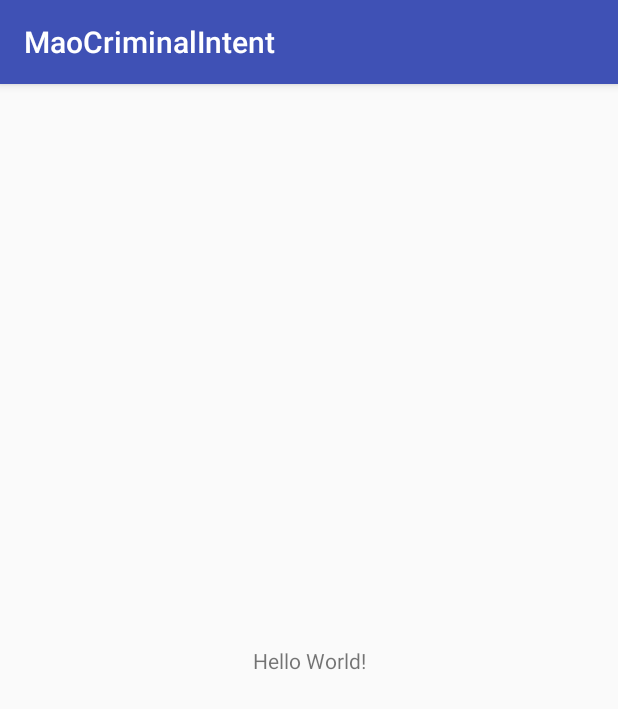
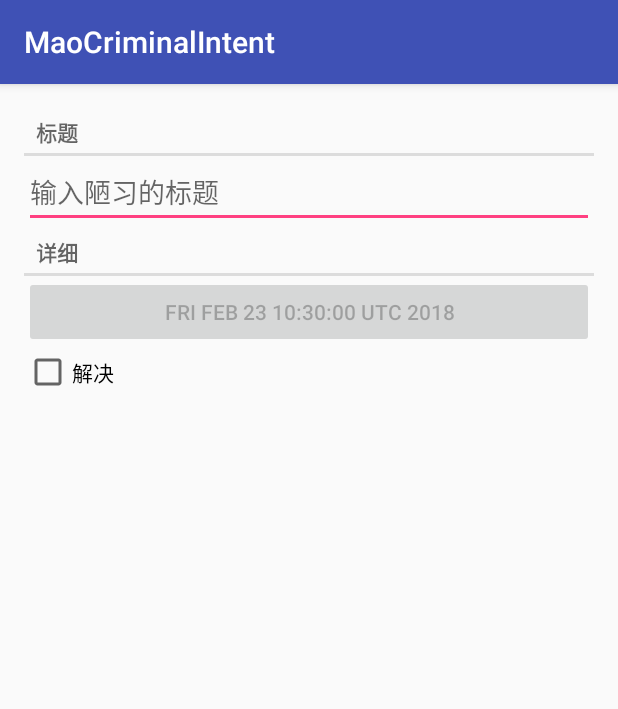
Before and after one commit to maoqitian/MaoCriminalIntent, an Android app: the screen it shows after launch (MainActivity before the commit, CrimeActivity after it), on a phone screen of 412 x 824 dp. Shown: the top 709 px of the screen. Run offline under Robolectric (Android 15) with nearby library versions, the phone set to English and light mode, and no system bars.

Commit message:
Crime、CrimeFragment的加入以及Activity的托管

```diff
--- a/app/build.gradle
+++ b/app/build.gradle
@@ -4,7 +4,7 @@ android {
     compileSdkVersion 26
     defaultConfig {
         applicationId "mao.com.maocriminalintent"
-        minSdkVersion 15
+        minSdkVersion 19
         targetSdkVersion 26
         versionCode 1
         versionName "1.0"
--- a/app/src/main/AndroidManifest.xml
+++ b/app/src/main/AndroidManifest.xml
@@ -9,7 +9,7 @@
         android:roundIcon="@mipmap/ic_launcher_round"
         android:supportsRtl="true"
         android:theme="@style/AppTheme">
-        <activity android:name=".MainActivity">
+        <activity android:name=".CrimeActivity">
             <intent-filter>
                 <action android:name="android.intent.action.MAIN" />
 
--- /dev/null
+++ b/app/src/main/java/mao/com/maocriminalintent/CrimeActivity.java
@@ -0,0 +1,25 @@
+package mao.com.maocriminalintent;
+
+import android.support.v4.app.Fragment;
+import android.support.v4.app.FragmentManager;
+import android.support.v7.app.AppCompatActivity;
+import android.os.Bundle;
+
+import mao.com.maocriminalintent.fragment.CrimeFragment;
+
+public class CrimeActivity extends AppCompatActivity {
+
+    @Override
+    protected void onCreate(Bundle savedInstanceState) {
+        super.onCreate(savedInstanceState);
+        setContentView(R.layout.activity_main);
+
+        FragmentManager fm=getSupportFragmentManager();
+
+        Fragment fragment=fm.findFragmentById(R.id.fragment_container);
+        if(fragment==null){
+           fragment=new CrimeFragment();
+           fm.beginTransaction().add(R.id.fragment_container,fragment).commit();
+        }
+    }
+}
--- a/app/src/main/java/mao/com/maocriminalintent/MainActivity.java
+++ /dev/null
@@ -1,13 +0,0 @@
-package mao.com.maocriminalintent;
-
-import android.support.v7.app.AppCompatActivity;
-import android.os.Bundle;
-
-public class MainActivity extends AppCompatActivity {
-
-    @Override
-    protected void onCreate(Bundle savedInstanceState) {
-        super.onCreate(savedInstanceState);
-        setContentView(R.layout.activity_main);
-    }
-}
--- /dev/null
+++ b/app/src/main/java/mao/com/maocriminalintent/fragment/CrimeFragment.java
@@ -0,0 +1,70 @@
+package mao.com.maocriminalintent.fragment;
+
+import android.os.Bundle;
+import android.support.annotation.Nullable;
+import android.support.v4.app.Fragment;
+import android.text.Editable;
+import android.text.TextWatcher;
+import android.view.LayoutInflater;
+import android.view.View;
+import android.view.ViewGroup;
+import android.widget.Button;
+import android.widget.CheckBox;
+import android.widget.Checkable;
+import android.widget.CompoundButton;
+import android.widget.EditText;
+
+import mao.com.maocriminalintent.R;
+import mao.com.maocriminalintent.model.Crime;
+
+/**
+ * Created by maoqi on 2018/2/23 0023.
+ * 模型及视图对象交互的控制器
+ */
+
+public class CrimeFragment extends Fragment {
+
+    private Crime mCrime;
+    private EditText mTitleField;
+    private Button mDateButton;
+    private CheckBox mSolvedCheckBox;
+    @Override
+    public void onCreate(@Nullable Bundle savedInstanceState) {
+        super.onCreate(savedInstanceState);
+        mCrime=new Crime();
+    }
+
+    @Nullable
+    @Override
+    public View onCreateView(LayoutInflater inflater, @Nullable ViewGroup container, @Nullable Bundle savedInstanceState) {
+        View view = inflater.inflate(R.layout.fragment_crime, container, false);
+        mTitleField = view.findViewById(R.id.crime_title);
+        mSolvedCheckBox = view.findViewById(R.id.crime_solved);
+        mDateButton = view.findViewById(R.id.crime_date);
+        mTitleField.addTextChangedListener(new TextWatcher() {
+            @Override
+            public void beforeTextChanged(CharSequence charSequence, int i, int i1, int i2) {
+
+            }
+
+            @Override
+            public void onTextChanged(CharSequence charSequence, int i, int i1, int i2) {
+                mCrime.setmTitle(charSequence.toString());//根据输入的标题给model 设置数据
+            }
+
+            @Override
+            public void afterTextChanged(Editable editable) {
+
+            }
+        });
+        mDateButton.setText(mCrime.getmDate().toString());
+        mDateButton.setEnabled(false);
+        mSolvedCheckBox.setOnCheckedChangeListener(new CompoundButton.OnCheckedChangeListener() {
+            @Override
+            public void onCheckedChanged(CompoundButton compoundButton, boolean isChecked) {
+                mCrime.setmSolved(isChecked);
+            }
+        });
+        return view;
+    }
+}
--- /dev/null
+++ b/app/src/main/java/mao/com/maocriminalintent/model/Crime.java
@@ -0,0 +1,54 @@
+package mao.com.maocriminalintent.model;
+
+import java.util.Date;
+import java.util.UUID;
+
+/**
+ * Created by maoqitian on 2018/2/23 0023.
+ * Crime实例代表某种办公室陋习。
+ * 布尔值用于表示陋习是否被解决
+ */
+
+public class Crime {
+    private UUID mId;
+    private String mTitle;
+    private Date mDate;
+    private boolean mSolved;
+
+    public Crime(){
+        mId=UUID.randomUUID();
+        mDate=new Date();
+    }
+
+    public UUID getmId() {
+        return mId;
+    }
+
+    public void setmId(UUID mId) {
+        this.mId = mId;
+    }
+
+    public String getmTitle() {
+        return mTitle;
+    }
+
+    public void setmTitle(String mTitle) {
+        this.mTitle = mTitle;
+    }
+
+    public Date getmDate() {
+        return mDate;
+    }
+
+    public void setmDate(Date mDate) {
+        this.mDate = mDate;
+    }
+
+    public boolean ismSolved() {
+        return mSolved;
+    }
+
+    public void setmSolved(boolean mSolved) {
+        this.mSolved = mSolved;
+    }
+}
--- a/app/src/main/res/layout/activity_main.xml
+++ b/app/src/main/res/layout/activity_main.xml
@@ -1,18 +1,8 @@
 <?xml version="1.0" encoding="utf-8"?>
-<android.support.constraint.ConstraintLayout xmlns:android="http://schemas.android.com/apk/res/android"
-    xmlns:app="http://schemas.android.com/apk/res-auto"
-    xmlns:tools="http://schemas.android.com/tools"
+<FrameLayout
+    xmlns:android="http://schemas.android.com/apk/res/android"
+    android:id="@+id/fragment_container"
     android:layout_width="match_parent"
-    android:layout_height="match_parent"
-    tools:context="mao.com.maocriminalintent.MainActivity">
+    android:layout_height="match_parent">
 
-    <TextView
-        android:layout_width="wrap_content"
-        android:layout_height="wrap_content"
-        android:text="Hello World!"
-        app:layout_constraintBottom_toBottomOf="parent"
-        app:layout_constraintLeft_toLeftOf="parent"
-        app:layout_constraintRight_toRightOf="parent"
-        app:layout_constraintTop_toTopOf="parent" />
-
-</android.support.constraint.ConstraintLayout>
+</FrameLayout>
--- /dev/null
+++ b/app/src/main/res/layout/fragment_crime.xml
@@ -0,0 +1,33 @@
+<?xml version="1.0" encoding="utf-8"?>
+<LinearLayout xmlns:android="http://schemas.android.com/apk/res/android"
+    android:orientation="vertical"
+    android:layout_margin="16dp"
+    android:layout_width="match_parent"
+    android:layout_height="match_parent">
+
+    <TextView
+        style="?android:listSeparatorTextViewStyle"
+        android:layout_width="match_parent"
+        android:layout_height="wrap_content"
+        android:text="@string/crime_title_label"/>
+
+    <EditText
+        android:id="@+id/crime_title"
+        android:layout_width="match_parent"
+        android:layout_height="wrap_content"
+        android:hint="@string/crime_title_hint"/>
+    <TextView
+        style="?android:listSeparatorTextViewStyle"
+        android:layout_width="match_parent"
+        android:layout_height="wrap_content"
+        android:text="@string/crime_details_label"/>
+    <Button
+        android:id="@+id/crime_date"
+        android:layout_width="match_parent"
+        android:layout_height="wrap_content"/>
+    <CheckBox
+        android:id="@+id/crime_solved"
+        android:layout_width="match_parent"
+        android:layout_height="wrap_content"
+        android:text="@string/crime_solved_label"/>
+</LinearLayout>
--- a/app/src/main/res/values/strings.xml
+++ b/app/src/main/res/values/strings.xml
@@ -1,3 +1,7 @@
 <resources>
     <string name="app_name">MaoCriminalIntent</string>
+    <string name="crime_title_hint">输入陋习的标题</string>
+    <string name="crime_title_label">标题</string>
+    <string name="crime_details_label">详细</string>
+    <string name="crime_solved_label">解决</string>
 </resources>
```
